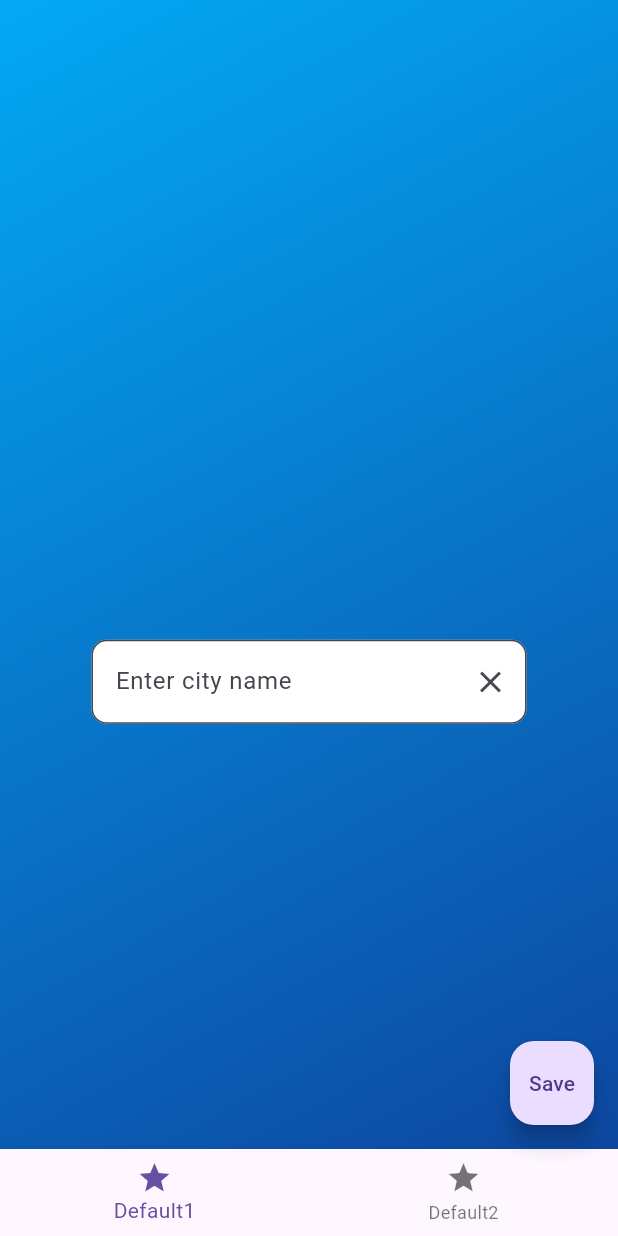
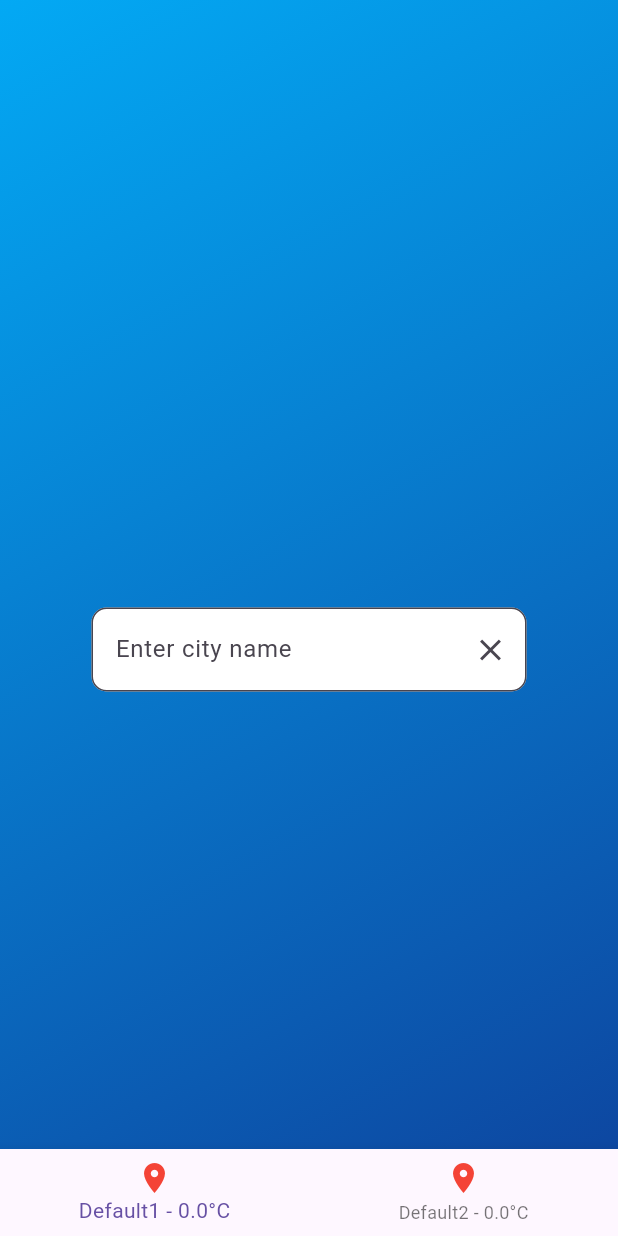
Before and after one commit to emircancavusoglu/weather-bloc-and-isar-, a Flutter app: the WeatherView screen opened directly, on a phone screen of 412 x 824 dp. Run offline on Flutter 3.47's test engine with Material 3 defaults, Android fonts, the light colour scheme and no system bars; our stand-ins replace equatable, flutter_bloc, geocoding, geolocator, hive, hive_flutter; accounts and stored records are empty; generated files the repository leaves out were written again.

Commit message:
successfully hive integration and show in the screen fetched data

```diff
--- a/lib/main.dart
+++ b/lib/main.dart
@@ -1,7 +1,6 @@
 import 'package:flutter/material.dart';
 import 'package:flutter_bloc/flutter_bloc.dart';
 import 'package:geolocator/geolocator.dart';
-import 'package:hive/hive.dart';
 import 'package:isar_deneme/weather/bloc/weather_bloc.dart';
 import 'package:isar_deneme/weather/bloc/weather_event.dart';
 import 'package:isar_deneme/weather/model/weather_hive_model.dart';
--- a/lib/weather/bloc/weather_event.dart
+++ b/lib/weather/bloc/weather_event.dart
@@ -23,3 +23,15 @@ class FetchWeatherInfoByCoordinates extends WeatherEvent {
   @override
   List<Object> get props => [latitude, longitude];
 }
+class WeatherDataSelectedEvent extends WeatherEvent {
+  final String location;
+  final double temperature;
+
+  WeatherDataSelectedEvent({
+    required this.location,
+    required this.temperature,
+  });
+
+  @override
+  List<Object> get props => [location, temperature];
+}
--- a/lib/weather/bloc/weather_state.dart
+++ b/lib/weather/bloc/weather_state.dart
@@ -1,31 +1,35 @@
 import 'package:equatable/equatable.dart';
 import 'package:isar_deneme/weather/model/weather_model.dart';
 
-enum WeatherStatus { initial, busy, fetched, error }
+enum WeatherStatus { initial, busy, fetched, error, selected }
 
 class WeatherState extends Equatable {
-   const WeatherState({
+  const WeatherState({
     this.weatherStatus = WeatherStatus.initial,
     this.weatherModel,
     this.errorMessage = '',
+    this.cityNames = const [],
   });
 
-   final WeatherStatus weatherStatus;
-   final WeatherModel? weatherModel;
-   final String errorMessage;
+  final WeatherStatus weatherStatus;
+  final WeatherModel? weatherModel;
+  final String errorMessage;
+  final List<String> cityNames;
 
   WeatherState copyWith({
     WeatherStatus? weatherStatus,
     WeatherModel? weatherModel,
     String? errorMessage,
+    List<String>? cityNames,
   }) {
     return WeatherState(
       weatherStatus: weatherStatus ?? this.weatherStatus,
       weatherModel: weatherModel ?? this.weatherModel,
       errorMessage: errorMessage ?? this.errorMessage,
+      cityNames: cityNames ?? this.cityNames,
     );
   }
 
   @override
-  List<Object?> get props => [weatherStatus, weatherModel, errorMessage];
+  List<Object?> get props => [weatherStatus, weatherModel, errorMessage, cityNames];
 }
--- a/lib/weather/weather_view/weather_view.dart
+++ b/lib/weather/weather_view/weather_view.dart
@@ -5,6 +5,8 @@ import 'package:isar_deneme/weather/bloc/weather_bloc.dart';
 import 'package:isar_deneme/weather/bloc/weather_state.dart';
 import 'package:hive/hive.dart';
 import '../../widget/text_field.dart';
+import '../bloc/weather_event.dart';
+import '../model/weather_hive_model.dart';
 
 class WeatherView extends StatefulWidget {
   const WeatherView({super.key});
@@ -17,6 +19,7 @@ class _WeatherViewState extends State<WeatherView> {
   final GlobalKey<WeatherTextFieldState> weatherTextFieldKey = GlobalKey<WeatherTextFieldState>();
   late TextEditingController _controller;
   List<String> bottomNavItems = ["Cloudy", "Sunny", "Snowy"];
+  List<double> temperatures = [];
 
   @override
   void initState() {
@@ -26,9 +29,10 @@ class _WeatherViewState extends State<WeatherView> {
   }
 
   void _loadSavedItems() async {
-    var box = await Hive.openBox('textfieldbox');
+    var box = await Hive.openBox<WeatherHiveModel>('weatherBox');
     setState(() {
-      bottomNavItems = box.values.cast<String>().toList();
+      bottomNavItems = box.values.map((item) => item.location).toList();
+      temperatures = box.values.map((item) => item.temperature).toList();
       if (bottomNavItems.length < 2) {
         bottomNavItems.addAll(["Default1", "Default2"]);
       }
@@ -51,6 +55,14 @@ class _WeatherViewState extends State<WeatherView> {
             ScaffoldMessenger.of(context).showSnackBar(
               const SnackBar(content: Text("Hata!")),
             );
+          } else if (state.weatherStatus == WeatherStatus.fetched) {
+            if (state.weatherModel?.location?.name != null) {
+              _loadSavedItems();
+            }
+          } else if (state.weatherStatus == WeatherStatus.selected) {
+            if (state.weatherModel != null) {
+              setState(() {});
+            }
           }
         },
         child: BlocBuilder<WeatherBloc, WeatherState>(
@@ -59,40 +71,35 @@ class _WeatherViewState extends State<WeatherView> {
               return const Center(
                 child: CircularProgressIndicator(),
               );
-            }
-            if (state.weatherStatus == WeatherStatus.fetched) {
-              return Center(
-                child: buildColumn(state),
-              );
+            } else if (state.weatherStatus == WeatherStatus.fetched || state.weatherStatus == WeatherStatus.selected) {
+              return buildColumn(state);
+            } else if (state.weatherStatus == WeatherStatus.error) {
+              return Center(child: Text("Error: ${state.errorMessage}"));
             }
             return buildColumn(state);
           },
         ),
       ),
-      floatingActionButton: FloatingActionButton(
-        onPressed: () async {
-          var box = await Hive.openBox('textfieldbox');
-          String text = _controller.text;
+      bottomNavigationBar: BottomNavigationBar(
+        currentIndex: 0,
+        onTap: (index) async {
+          var box = await Hive.openBox<WeatherHiveModel>('weatherBox');
+          var selectedItem = box.getAt(index);
 
-          if (text.isNotEmpty) {
-            await box.add(text);
-            ScaffoldMessenger.of(context).showSnackBar(
-              SnackBar(content: Text('Saved "$text" to Hive'),duration: Duration(seconds: 1),),
-            );
-            _loadSavedItems();
-          } else {
-            ScaffoldMessenger.of(context).showSnackBar(
-              const SnackBar(content: Text('No text to save')),
-            );
+          if (selectedItem != null) {
+            context.read<WeatherBloc>().add(WeatherDataSelectedEvent(
+              location: selectedItem.location,
+              temperature: selectedItem.temperature,
+            ));
           }
         },
-        child: const Text("Save"),
-      ),
-      bottomNavigationBar: BottomNavigationBar(
-        items: bottomNavItems.map((item) {
+        items: bottomNavItems.asMap().entries.map((entry) {
+          int index = entry.key;
+          String location = entry.value;
+          double temperature = temperatures.length > index ? temperatures[index] : 0.0;
           return BottomNavigationBarItem(
-            icon: const Icon(Icons.star),
-            label: item,
+            icon: const Icon(Icons.location_on, color: Colors.red),
+            label: '$location - ${temperature.toStringAsFixed(1)}°C',
           );
         }).toList(),
       ),
@@ -114,8 +121,9 @@ class _WeatherViewState extends State<WeatherView> {
       child: Column(
         mainAxisAlignment: MainAxisAlignment.center,
         children: [
+          if (state.weatherModel?.location?.localtime != null)
             Text(
-            state.weatherModel?.location?.localtime.toString() ?? "",
+              state.weatherModel!.location!.localtime.toString(),
               style: WeatherTextStyle.textStyle,
             ),
           const SizedBox(height: 100,),
@@ -132,11 +140,13 @@ class _WeatherViewState extends State<WeatherView> {
                   child: SizedBox(
                     height: 120,
                     width: 120,
-                    child: Image.network(
-                      state.weatherModel?.current?.condition?.icon ??
-                          "https://www.google.com/imgres?q=rainy&imgurl=https%3A%2F%2Fcdn.girls.buzz%2Fimages%2Fgirls.buzz.max-1440x900.webp&imgrefurl=https%3A%2F%2Fgirls.buzz%2Fblogs%2Fon-a-rainy-day%2F&docid=V0TrtzfhoFgqSM&tbnid=aDT82BcHIlugsM&vet=12ahUKEwjJivb4ypSIAxU_SfEDHZqsC5UQM3oECHsQAA..i&w=1200&h=800&hcb=2&ved=2ahUKEwjJivb4ypSIAxU_SfEDHZqsC5UQM3oECHsQAA",
+                    child: state.weatherModel?.current?.condition?.icon != null &&
+                        state.weatherModel!.current!.condition!.icon!.isNotEmpty
+                        ? Image.network(
+                      state.weatherModel!.current!.condition!.icon!,
                       fit: BoxFit.cover,
-                    ),
+                    )
+                        : const SizedBox.shrink(),
                   ),
                 ),
                 Expanded(
@@ -145,19 +155,22 @@ class _WeatherViewState extends State<WeatherView> {
                     child: Column(
                       crossAxisAlignment: CrossAxisAlignment.start,
                       children: [
+                        if (state.weatherModel?.current?.tempC != null)
                           Text(
-                          "${state.weatherModel?.current?.tempC}°C",
+                            "${state.weatherModel!.current!.tempC}°C",
                             style: WeatherTextStyle.textStyle,
                           ),
                         Row(
                           children: [
+                            if (state.weatherModel?.location?.name != null)
                               Text(
-                              '${state.weatherModel?.location?.name}, ',
+                                '${state.weatherModel!.location!.name}, ',
                                 style: WeatherTextStyle.textStyle,
                               ),
+                            if (state.weatherModel?.location?.country != null)
                               Expanded(
                                 child: Text(
-                                state.weatherModel?.location?.country.toString() ?? "",
+                                  state.weatherModel!.location!.country!,
                                   style: WeatherTextStyle.textStyle,
                                   overflow: TextOverflow.ellipsis,
                                 ),
@@ -165,16 +178,19 @@ class _WeatherViewState extends State<WeatherView> {
                           ],
                         ),
                         if (state.weatherModel?.current?.airQuality != null) ...[
+                          if (state.weatherModel!.current!.airQuality?.pm10 != null)
                             Text(
-                            "PM10: ${state.weatherModel!.current!.airQuality?.pm10}",
+                              "PM10: ${state.weatherModel!.current!.airQuality!.pm10}",
                               style: WeatherTextStyle.textStyle,
                             ),
+                          if (state.weatherModel!.current!.airQuality?.pm25 != null)
                             Text(
-                            "PM2.5: ${state.weatherModel!.current!.airQuality?.pm25}",
+                              "PM2.5: ${state.weatherModel!.current!.airQuality!.pm25}",
                               style: WeatherTextStyle.textStyle,
                             ),
+                          if (state.weatherModel!.current!.airQuality?.o3 != null)
                             Text(
-                            "O3: ${state.weatherModel!.current!.airQuality?.o3}",
+                              "O3: ${state.weatherModel!.current!.airQuality!.o3}",
                               style: WeatherTextStyle.textStyle,
                             ),
                         ],
--- a/lib/widget/text_field.dart
+++ b/lib/widget/text_field.dart
@@ -1,13 +1,12 @@
 import 'package:flutter/material.dart';
 import 'package:flutter_bloc/flutter_bloc.dart';
-import 'package:hive/hive.dart';
 import 'package:isar_deneme/weather/bloc/weather_event.dart';
 import '../weather/bloc/weather_bloc.dart';
 
 class WeatherTextField extends StatefulWidget {
-  final TextEditingController controller;  // Add this line
+  final TextEditingController controller;
 
-  const WeatherTextField({Key? key, required this.controller}) : super(key: key);
+  const WeatherTextField({super.key, required this.controller});
 
   @override
   State<WeatherTextField> createState() => WeatherTextFieldState();
@@ -47,7 +46,7 @@ class WeatherTextFieldState extends State<WeatherTextField> {
             if (value.isNotEmpty) {
               context.read<WeatherBloc>().add(FetchWeatherInfo(value));
               print("Weather data fetched successfully for $value");
-              widget.controller.clear();  // Use widget.controller
+              widget.controller.clear();
             } else {
               ScaffoldMessenger.of(context).showSnackBar(
                 const SnackBar(content: Text('Please enter a city name')),
```
Also changed, not shown: lib/weather/bloc/weather_bloc.dart (+12 -0 lines). Lines whose indentation alone changed are shown as unchanged.
